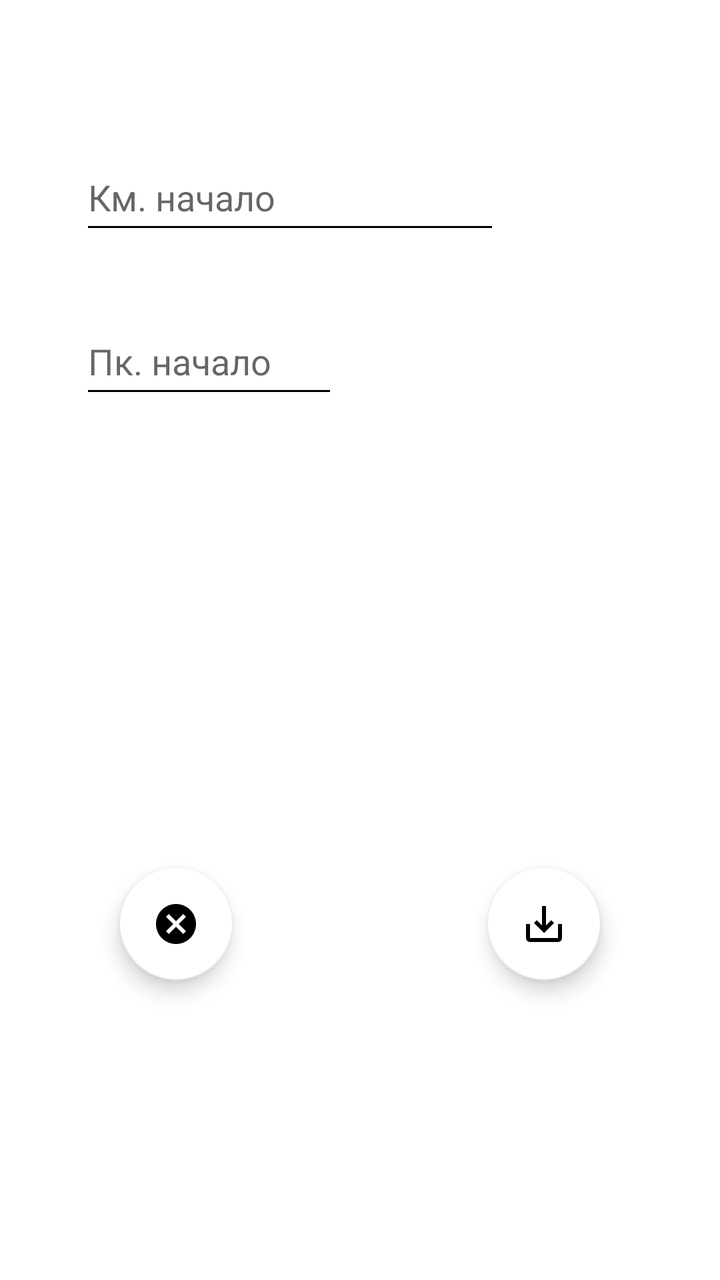
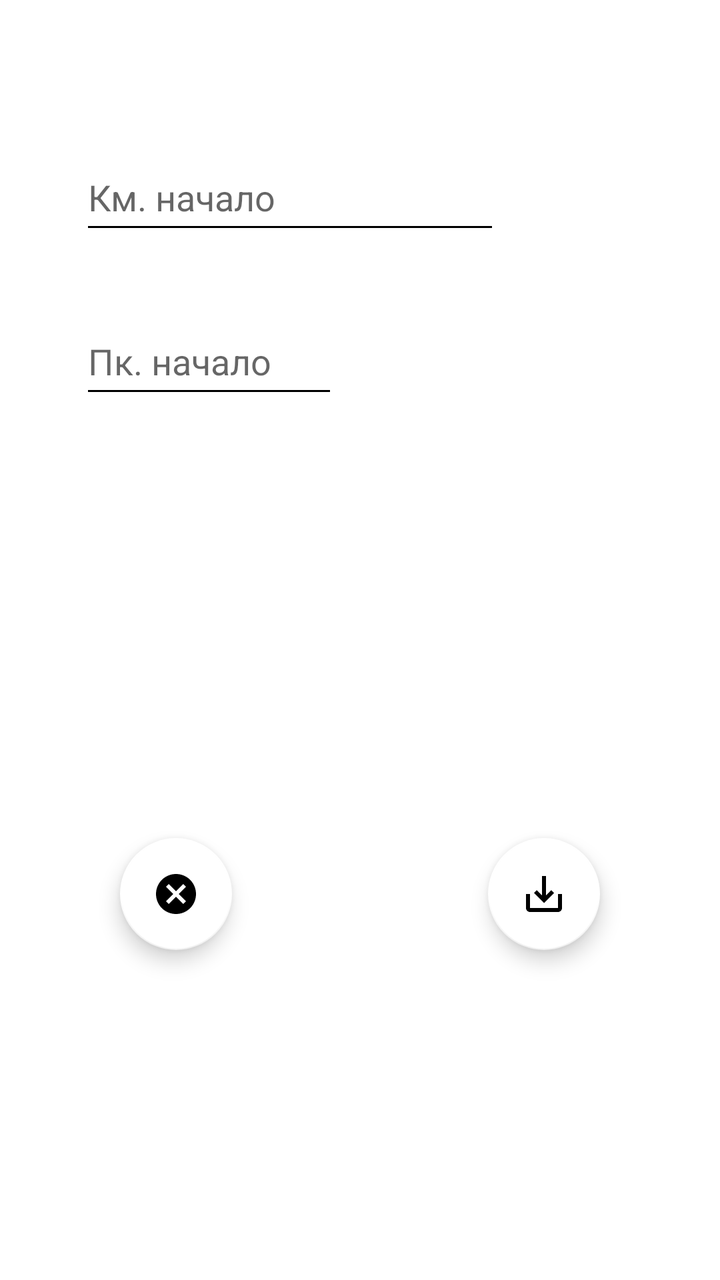

Compare the two renders of this Android layout. The source of the first and the diff that turns it into the second are given below.
<!-- AndroidManifest.xml: application theme Base.Theme.My_Gps_Assistant -->
<!-- res/layout/fragment_add_pantograph_chet.xml -->
<?xml version="1.0" encoding="utf-8"?>
<androidx.constraintlayout.widget.ConstraintLayout xmlns:android="http://schemas.android.com/apk/res/android"
    xmlns:app="http://schemas.android.com/apk/res-auto"
    xmlns:tools="http://schemas.android.com/tools"
    android:layout_width="match_parent"
    android:layout_height="match_parent"
    android:background="#FFFFFF"
    tools:context=".fragments.chet.pantograph.add.AddPantographFragmentChet">

    <EditText
        android:id="@+id/ed_start_pantograph_chet"
        android:layout_width="0dp"
        android:layout_height="50dp"
        android:layout_marginStart="40dp"
        android:layout_marginTop="72dp"
        android:ems="10"
        android:hint="@string/fragment_add_km_start_pantograph_chet"
        android:importantForAutofill="no"
        android:inputType="number"
        android:maxLength="4"
        android:textColor="#000000"
        app:layout_constraintStart_toStartOf="parent"
        app:layout_constraintTop_toTopOf="parent"
        tools:ignore="HardcodedText,TextContrastCheck" />

    <EditText
        android:id="@+id/ed_pk_start_pantograph_chet"
        android:layout_width="129dp"
        android:layout_height="50dp"
        android:layout_marginTop="32dp"
        android:ems="10"
        android:hint="@string/fragment_add_pk_start_pantograph_chet"
        android:inputType="number"
        android:maxLength="2"
        android:textColor="#000000"
        app:layout_constraintEnd_toEndOf="@+id/ed_start_pantograph_chet"
        app:layout_constraintHorizontal_bias="0.0"
        app:layout_constraintStart_toStartOf="@+id/ed_start_pantograph_chet"
        app:layout_constraintTop_toBottomOf="@+id/ed_start_pantograph_chet"
        tools:ignore="Autofill,HardcodedText,MissingConstraints,TextContrastCheck" />

    <com.google.android.material.floatingactionbutton.FloatingActionButton
        android:id="@+id/fb_save_pantograph_chet"
        android:layout_width="wrap_content"
        android:layout_height="wrap_content"
        android:layout_marginEnd="60dp"
        android:layout_marginBottom="150dp"
        android:clickable="true"
        android:focusable="true"
        android:src="@drawable/is_save_pantograph_chet"
        app:backgroundTint="@color/white"
        app:layout_constraintBottom_toBottomOf="parent"
        app:layout_constraintEnd_toEndOf="parent"
        tools:ignore="ContentDescription,SpeakableTextPresentCheck" />

    <com.google.android.material.floatingactionbutton.FloatingActionButton
        android:id="@+id/fb_cancel_pantograph_chet"
        android:layout_width="wrap_content"
        android:layout_height="wrap_content"
        android:layout_marginStart="60dp"
        android:layout_marginBottom="150dp"
        android:clickable="true"
        android:focusable="true"
        android:src="@drawable/is_cancel_pantograph_chet"
        app:backgroundTint="@color/white"
        app:layout_constraintBottom_toBottomOf="parent"
        app:layout_constraintStart_toStartOf="parent"
        tools:ignore="ContentDescription,SpeakableTextPresentCheck" />

</androidx.constraintlayout.widget.ConstraintLayout>
<!-- resources referenced by this layout -->
<resources>
  <color name="white">#FFFFFFFF</color>
  <!-- drawable is_cancel_pantograph_chet (drawable) -->
  <vector xmlns:android="http://schemas.android.com/apk/res/android" android:height="24dp" android:tint="#52ED27" android:viewportHeight="24" android:viewportWidth="24" android:width="24dp">
        
      <path android:fillColor="@android:color/white" android:pathData="M12,2C6.47,2 2,6.47 2,12s4.47,10 10,10 10,-4.47 10,-10S17.53,2 12,2zM17,15.59L15.59,17 12,13.41 8.41,17 7,15.59 10.59,12 7,8.41 8.41,7 12,10.59 15.59,7 17,8.41 13.41,12 17,15.59z"/>
      
  </vector>
  <!-- drawable is_save_pantograph_chet (drawable) -->
  <vector xmlns:android="http://schemas.android.com/apk/res/android" android:height="24dp" android:tint="#52ED27" android:viewportHeight="24" android:viewportWidth="24" android:width="24dp">
        
      <path android:fillColor="@android:color/white" android:pathData="M19,12v7L5,19v-7L3,12v7c0,1.1 0.9,2 2,2h14c1.1,0 2,-0.9 2,-2v-7h-2zM13,12.67l2.59,-2.58L17,11.5l-5,5 -5,-5 1.41,-1.41L11,12.67L11,3h2z"/>
      
  </vector>
  <string name="fragment_add_km_start_pantograph_chet">Км. начало</string>
  <string name="fragment_add_pk_start_pantograph_chet">Пк. начало</string>
  <style name="Base.Theme.My_Gps_Assistant" parent="Theme.MaterialComponents.Light.NoActionBar">
          
          <item name="colorPrimary">@color/black</item>
          <item name="colorPrimaryVariant">@color/lavender</item>
          <item name="colorOnPrimary">@color/white</item>
  
          <item name="colorSecondary">@color/teal_200</item>
          <item name="colorSecondaryVariant">@color/teal_700</item>
          <item name="colorOnSecondary">@color/black</item>
  
          <item name="android:statusBarColor">@color/lavender</item>
  
  
          <item name="android:windowFullscreen">true</item>
  
          <item name="android:textColorPrimary">@color/black</item>
          <item name="android:textColorSecondary">@color/black</item>
          <item name="android:textColorTertiary">@color/black</item>
  
  
  
  
  
  
  
      </style>
  <color name="black">#FF000000</color>
  <color name="lavender">#8692f7</color>
  <color name="teal_200">#D58DD5</color>
  <color name="teal_700">#00C2EF</color>
</resources>

<!-- the commit's change to res/layout/fragment_add_pantograph_chet.xml (unified diff, before → after) -->
@@ -44,7 +44,7 @@
         android:layout_width="wrap_content"
         android:layout_height="wrap_content"
         android:layout_marginEnd="60dp"
-        android:layout_marginBottom="150dp"
+        android:layout_marginBottom="165dp"
         android:clickable="true"
         android:focusable="true"
         android:src="@drawable/is_save_pantograph_chet"
@@ -58,7 +58,7 @@
         android:layout_width="wrap_content"
         android:layout_height="wrap_content"
         android:layout_marginStart="60dp"
-        android:layout_marginBottom="150dp"
+        android:layout_marginBottom="165dp"
         android:clickable="true"
         android:focusable="true"
         android:src="@drawable/is_cancel_pantograph_chet"
